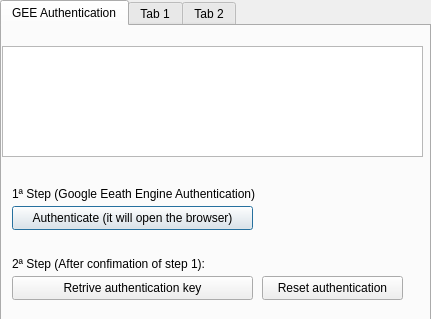
First picture: the form in easy_dialog_base.ui, repository caioarantes/EasyDEM, before the edit.
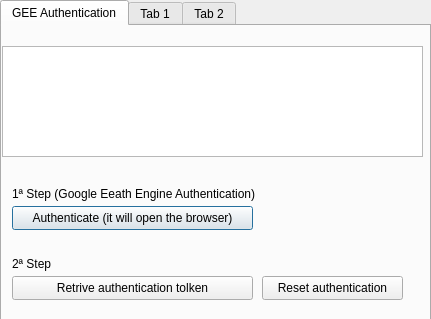
Second picture: the form after the edit. The open tabs and pages were chosen to show the change.

```diff
--- a/easy_dialog_base.ui
+++ b/easy_dialog_base.ui
@@ -75,7 +75,7 @@
       </rect>
      </property>
      <property name="text">
-      <string>2ª Step (After confimation of step 1):</string>
+      <string>2ª Step</string>
      </property>
     </widget>
     <widget class="QPushButton" name="autenticacao_teste">
@@ -88,7 +88,7 @@
       </rect>
      </property>
      <property name="text">
-      <string>Retrive authentication key</string>
+      <string>Retrive authentication tolken</string>
      </property>
     </widget>
     <widget class="QPushButton" name="desautenticacao">
```
